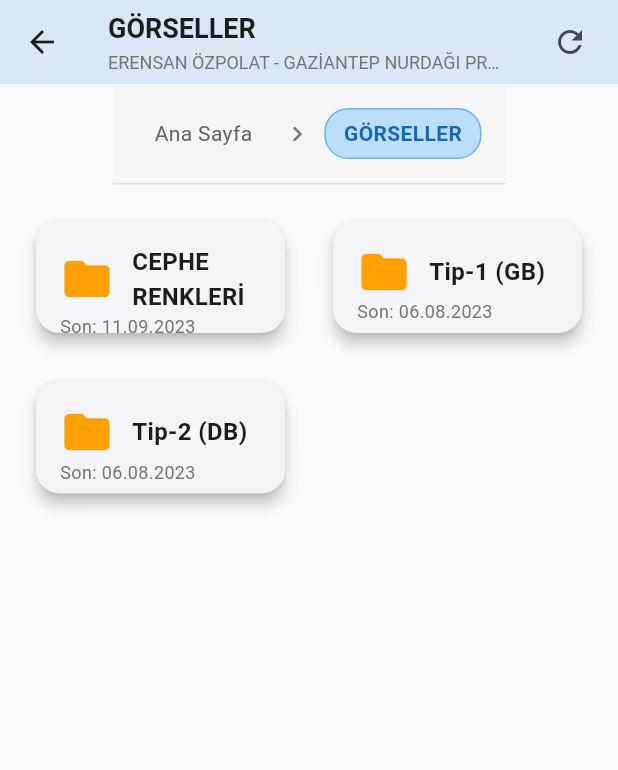
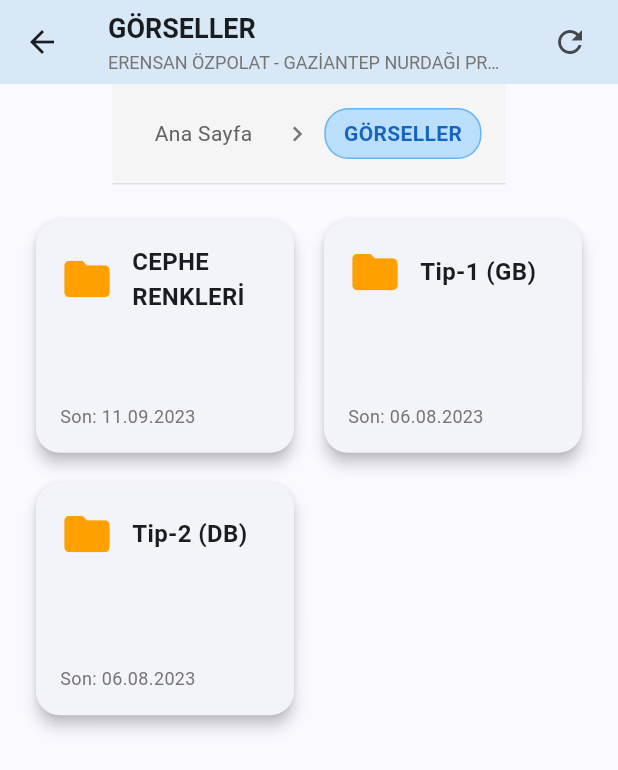
Before and after one commit to smebes/santiye, a Flutter app: the screen it shows after launch, after a tap on "Sisteme Giriş Yap", after a tap on "GÖRSELLER", on a phone screen of 412 x 824 dp. Shown: the top 770 px of the screen. Run offline on Flutter 3.47's test engine with Material 3 defaults, Android fonts, the light colour scheme and no system bars; missing offline and left inert: syncfusion_flutter_pdfviewer; accounts and stored records are empty; network calls fail.

Commit message:
GridView bileşeninin childAspectRatio, crossAxisSpacing ve mainAxisSpacing değerleri güncellendi. Mock veri servisine yeni görsel dosyaları eklendi ve mevcut dosya bilgileri güncellendi. FileCard bileşeninin kullanıcı arayüzü iyileştirildi; kart boyutu, simgeler ve metin stilleri optimize edildi.

```diff
--- a/lib/pages/folder_contents_page.dart
+++ b/lib/pages/folder_contents_page.dart
@@ -201,9 +201,9 @@ class _FolderContentsPageState extends State<FolderContentsPage> {
                       child: GridView.builder(
                         gridDelegate: SliverGridDelegateWithFixedCrossAxisCount(
                           crossAxisCount: isMobile ? 2 : (isTablet ? 3 : 4),
-                          childAspectRatio: 2.0,
-                          crossAxisSpacing: 16,
-                          mainAxisSpacing: 16,
+                          childAspectRatio: 1.1,
+                          crossAxisSpacing: 4,
+                          mainAxisSpacing: 4,
                         ),
                         itemCount: _files.length,
                         itemBuilder: (context, index) {
--- a/lib/services/mock_data.dart
+++ b/lib/services/mock_data.dart
@@ -474,95 +474,92 @@ class MockDataService {
       case '/gorseller/cephe-renkleri':
         return [
           FileEntry(
-            name: 'Cephe_Renkleri_Planı.pdf',
+            name: '20230726-kahramanmaraş-479konut_1 - Photo.jpg',
             isDirectory: false,
-            modifiedDate: DateTime(2023, 9, 11, 10, 57),
+            modifiedDate: DateTime(2023, 7, 26, 3, 23),
             rolesWithViewAccess: ['admin', 'engineer', 'idari_personel', 'kontrol_mühendisi'],
             rolesWithEditAccess: ['admin', 'engineer'],
             rolesWithDownloadAccess: ['admin', 'engineer', 'kontrol_mühendisi'],
-            path: '/gorseller/cephe-renkleri/cephe_renkleri_plani.pdf',
-            size: '3.2 MB',
-            extension: 'pdf',
+            path: '/gorseller/cephe-renkleri/20230726-kahramanmaras-479konut_1-photo.jpg',
+            size: '912 KB',
+            extension: 'jpg',
             url:
-                'http://desis.prokon.com.tr/Data/ERENSAN_OZPOLAT_GAZIANTEP_ILI_NURDAGI_ILCESI_BASPINAR_MAH_2.ETAP_479AD_KONUT_INSAATI' +
-                '/gorseller/cephe-renkleri/cephe_renkleri_plani.pdf',
+                'http://desis.prokon.com.tr/Data/ERENSAN_OZPOLAT_GAZIANTEP_ILI_NURDAGI_ILCESI_BASPINAR_MAH_2.ETAP_479AD_KONUT_INSAATI/-.GÖRSELLER/CEPHE%20RENKLERİ/20230726-kahramanmaraş-479konut_1%20-%20Photo.jpg',
           ),
           FileEntry(
-            name: 'Renk_Kartelası.jpg',
+            name: '20230726-kahramanmaraş-479konut_10 - Foto.jpg',
             isDirectory: false,
-            modifiedDate: DateTime(2023, 9, 10, 15, 30),
+            modifiedDate: DateTime(2023, 7, 26, 3, 21),
             rolesWithViewAccess: ['admin', 'engineer', 'idari_personel', 'kontrol_mühendisi'],
             rolesWithEditAccess: ['admin', 'engineer'],
             rolesWithDownloadAccess: ['admin', 'engineer', 'kontrol_mühendisi'],
-            path: '/gorseller/cephe-renkleri/renk_kartelasi.jpg',
-            size: '2.1 MB',
+            path: '/gorseller/cephe-renkleri/20230726-kahramanmaras-479konut_10-foto.jpg',
+            size: '791 KB',
             extension: 'jpg',
             url:
-                'http://desis.prokon.com.tr/Data/ERENSAN_OZPOLAT_GAZIANTEP_ILI_NURDAGI_ILCESI_BASPINAR_MAH_2.ETAP_479AD_KONUT_INSAATI' +
-                '/gorseller/cephe-renkleri/renk_kartelasi.jpg',
+                'http://desis.prokon.com.tr/Data/ERENSAN_OZPOLAT_GAZIANTEP_ILI_NURDAGI_ILCESI_BASPINAR_MAH_2.ETAP_479AD_KONUT_INSAATI/-.GÖRSELLER/CEPHE%20RENKLERİ/20230726-kahramanmaraş-479konut_10%20-%20Foto.jpg',
           ),
+          // ... Benzer şekilde diğer jpg dosyalarını ekle ...
         ];
       case '/gorseller/tip-1-gb':
         return [
           FileEntry(
-            name: 'Tip-1_GB_Planı.pdf',
+            name: 'Görseller (1).jpg',
             isDirectory: false,
-            modifiedDate: DateTime(2023, 8, 6, 13, 31),
+            modifiedDate: DateTime(2023, 2, 27, 15, 42),
             rolesWithViewAccess: ['admin', 'engineer', 'idari_personel', 'kontrol_mühendisi'],
             rolesWithEditAccess: ['admin', 'engineer'],
             rolesWithDownloadAccess: ['admin', 'engineer', 'kontrol_mühendisi'],
-            path: '/gorseller/tip-1-gb/tip1_gb_plani.pdf',
-            size: '4.8 MB',
-            extension: 'pdf',
+            path: '/gorseller/tip-1-gb/gorseller-1.jpg',
+            size: '6.4 MB',
+            extension: 'jpg',
             url:
-                'http://desis.prokon.com.tr/Data/ERENSAN_OZPOLAT_GAZIANTEP_ILI_NURDAGI_ILCESI_BASPINAR_MAH_2.ETAP_479AD_KONUT_INSAATI' +
-                '/gorseller/tip-1-gb/tip1_gb_plani.pdf',
+                'http://desis.prokon.com.tr/Data/ERENSAN_OZPOLAT_GAZIANTEP_ILI_NURDAGI_ILCESI_BASPINAR_MAH_2.ETAP_479AD_KONUT_INSAATI/-.GÖRSELLER/Tip-1%20(GB)/Görseller%20(1).jpg',
           ),
           FileEntry(
-            name: 'Tip-1_GB_Görsel.jpg',
+            name: 'Görseller (2).jpg',
             isDirectory: false,
-            modifiedDate: DateTime(2023, 8, 6, 13, 31),
+            modifiedDate: DateTime(2023, 2, 27, 15, 42),
             rolesWithViewAccess: ['admin', 'engineer', 'idari_personel', 'kontrol_mühendisi'],
             rolesWithEditAccess: ['admin', 'engineer'],
             rolesWithDownloadAccess: ['admin', 'engineer', 'kontrol_mühendisi'],
-            path: '/gorseller/tip-1-gb/tip1_gb_gorsel.jpg',
-            size: '1.9 MB',
+            path: '/gorseller/tip-1-gb/gorseller-2.jpg',
+            size: '6.3 MB',
             extension: 'jpg',
             url:
-                'http://desis.prokon.com.tr/Data/ERENSAN_OZPOLAT_GAZIANTEP_ILI_NURDAGI_ILCESI_BASPINAR_MAH_2.ETAP_479AD_KONUT_INSAATI' +
-                '/gorseller/tip-1-gb/tip1_gb_gorsel.jpg',
+                'http://desis.prokon.com.tr/Data/ERENSAN_OZPOLAT_GAZIANTEP_ILI_NURDAGI_ILCESI_BASPINAR_MAH_2.ETAP_479AD_KONUT_INSAATI/-.GÖRSELLER/Tip-1%20(GB)/Görseller%20(2).jpg',
           ),
+          // ... Benzer şekilde diğer jpg dosyalarını ekle ...
         ];
       case '/gorseller/tip-2-db':
         return [
           FileEntry(
-            name: 'Tip-2_DB_Planı.pdf',
+            name: 'Görseller (1).jpg',
             isDirectory: false,
-            modifiedDate: DateTime(2023, 8, 6, 13, 31),
+            modifiedDate: DateTime(2023, 2, 27, 15, 42),
             rolesWithViewAccess: ['admin', 'engineer', 'idari_personel', 'kontrol_mühendisi'],
             rolesWithEditAccess: ['admin', 'engineer'],
             rolesWithDownloadAccess: ['admin', 'engineer', 'kontrol_mühendisi'],
-            path: '/gorseller/tip-2-db/tip2_db_plani.pdf',
-            size: '5.2 MB',
-            extension: 'pdf',
+            path: '/gorseller/tip-2-db/gorseller-1.jpg',
+            size: '5.8 MB',
+            extension: 'jpg',
             url:
-                'http://desis.prokon.com.tr/Data/ERENSAN_OZPOLAT_GAZIANTEP_ILI_NURDAGI_ILCESI_BASPINAR_MAH_2.ETAP_479AD_KONUT_INSAATI' +
-                '/gorseller/tip-2-db/tip2_db_plani.pdf',
+                'http://desis.prokon.com.tr/Data/ERENSAN_OZPOLAT_GAZIANTEP_ILI_NURDAGI_ILCESI_BASPINAR_MAH_2.ETAP_479AD_KONUT_INSAATI/-.GÖRSELLER/Tip-2%20(DB)/Görseller%20(1).jpg',
           ),
           FileEntry(
-            name: 'Tip-2_DB_Görsel.jpg',
+            name: 'Görseller (2).jpg',
             isDirectory: false,
-            modifiedDate: DateTime(2023, 8, 6, 13, 31),
+            modifiedDate: DateTime(2023, 2, 27, 15, 42),
             rolesWithViewAccess: ['admin', 'engineer', 'idari_personel', 'kontrol_mühendisi'],
             rolesWithEditAccess: ['admin', 'engineer'],
             rolesWithDownloadAccess: ['admin', 'engineer', 'kontrol_mühendisi'],
-            path: '/gorseller/tip-2-db/tip2_db_gorsel.jpg',
-            size: '2.3 MB',
+            path: '/gorseller/tip-2-db/gorseller-2.jpg',
+            size: '6.2 MB',
             extension: 'jpg',
             url:
-                'http://desis.prokon.com.tr/Data/ERENSAN_OZPOLAT_GAZIANTEP_ILI_NURDAGI_ILCESI_BASPINAR_MAH_2.ETAP_479AD_KONUT_INSAATI' +
-                '/gorseller/tip-2-db/tip2_db_gorsel.jpg',
+                'http://desis.prokon.com.tr/Data/ERENSAN_OZPOLAT_GAZIANTEP_ILI_NURDAGI_ILCESI_BASPINAR_MAH_2.ETAP_479AD_KONUT_INSAATI/-.GÖRSELLER/Tip-2%20(DB)/Görseller%20(2).jpg',
           ),
+          // ... Benzer şekilde diğer jpg dosyalarını ekle ...
         ];
       case '/ihale-dokumani':
         return [
```
Also changed, not shown: lib/widgets/file_card.dart (+23 -18 lines).
